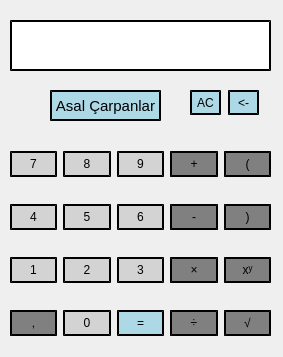
This is hesap.ui in insanolanbiri/hesap-makinesi-PyQt5 as Qt 5 draws it before an edit. The edited form follows.
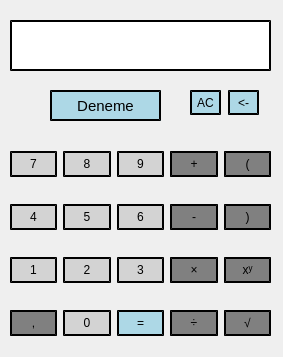
This is the edited form.

Commit message: asal çarpana gerek yok, deneme daha önemli

Diff of the .ui file:
```diff
--- a/hesap.ui
+++ b/hesap.ui
@@ -718,7 +718,7 @@
 </string>
     </property>
     <property name="text">
-     <string>Asal Çarpanlar</string>
+     <string>Deneme</string>
     </property>
    </widget>
   </widget>
```
The commit also changes 2 other files.
